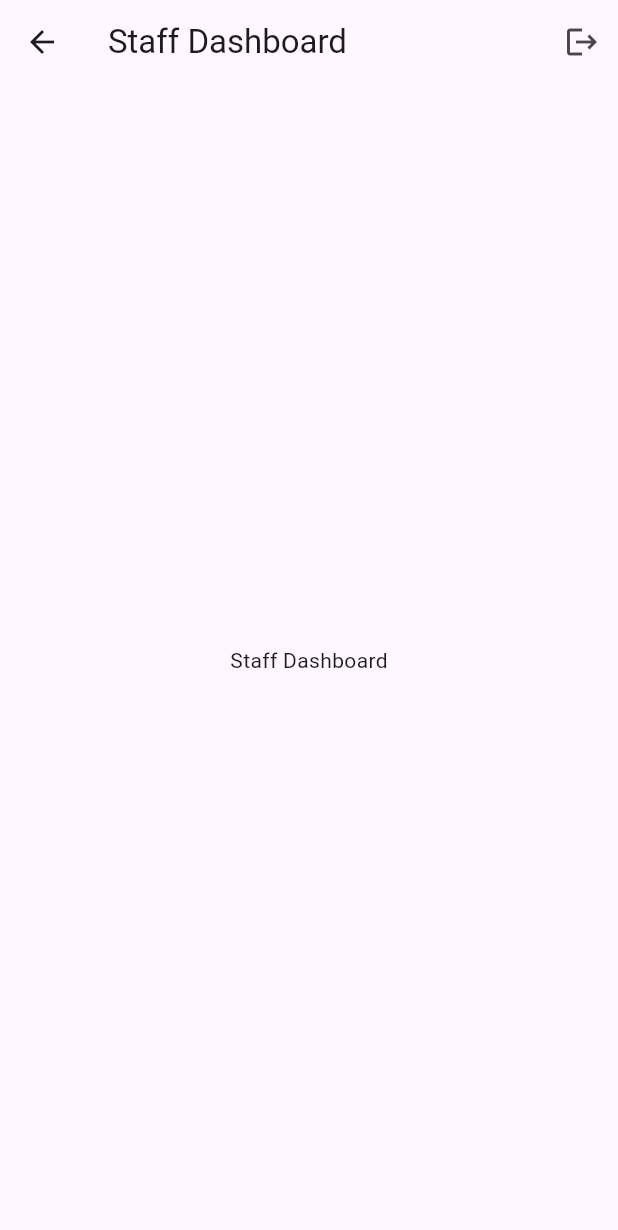
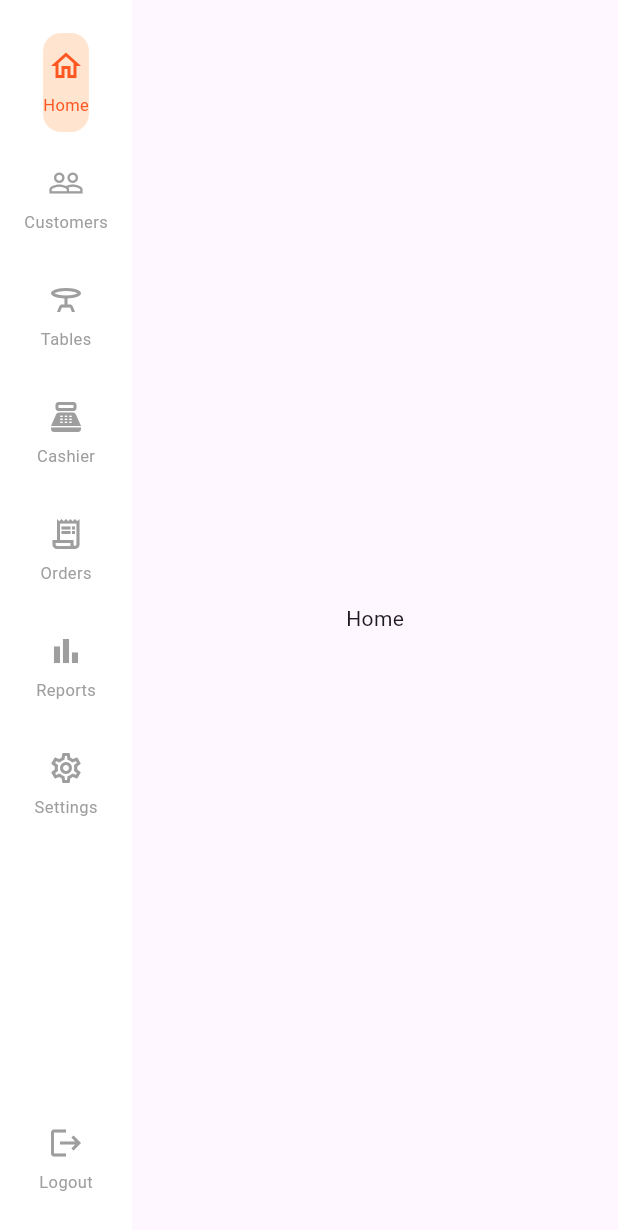
Before and after one commit to Benjoytibzz/mesaPOS-System-sample, a Flutter app: the StaffDashboard screen opened by its route, on a phone screen of 412 x 824 dp. Shown: the top 1230 px of the screen. Run offline on Flutter 3.47's test engine with Material 3 defaults, Android fonts, the phone set to English and light mode, and no system bars; our stand-ins replace image_picker, sqflite; missing offline and left inert: encrypt; accounts and stored records are empty.

Commit message:
Add initial staff-pos-dashboard

```diff
--- a/mesapos/lib/core/features/staff/staff_dashboard.dart
+++ b/mesapos/lib/core/features/staff/staff_dashboard.dart
@@ -1,29 +1,55 @@
 import 'package:flutter/material.dart';
-import '../../services/logout_service.dart';
+import '../widgets/staff_sidebar.dart';
 
-class StaffDashboard extends StatelessWidget {
+class StaffDashboard extends StatefulWidget {
   const StaffDashboard({super.key});
 
   @override
+  State<StaffDashboard> createState() => _StaffDashboardState();
+}
+
+class _StaffDashboardState extends State<StaffDashboard> {
+  int _index = 0;
+
+  @override
   Widget build(BuildContext context) {
-    return WillPopScope(
-      onWillPop: () async => false, // 🔒 disables back button
-      child: Scaffold(
-        appBar: AppBar(
-          title: const Text('Staff Dashboard'),
-          actions: [
-            IconButton(
-              icon: const Icon(Icons.logout),
-              onPressed: () {
-                LogoutService.logout(context);
-              },
-            ),
-          ],
-        ),
-        body: const Center(
-          child: Text('Staff Dashboard'),
-        ),
+    return Scaffold(
+      body: Row(
+        children: [
+          PosSidebar(
+            selectedIndex: _index,
+            onSelect: (i) {
+              if (i == -1) {
+                // logout logic
+                return;
+              }
+              setState(() => _index = i);
+            },
+          ),
+          Expanded(child: _content()),
+        ],
       ),
     );
   }
+
+  Widget _content() {
+    switch (_index) {
+      case 0:
+        return const Center(child: Text('Home'));
+      case 1:
+        return const Center(child: Text('Customers'));
+      case 2:
+        return const Center(child: Text('Tables'));
+      case 3:
+        return const Center(child: Text('Cashier'));
+      case 4:
+        return const Center(child: Text('Orders'));
+      case 5:
+        return const Center(child: Text('Reports'));
+      case 6:
+        return const Center(child: Text('Settings'));
+      default:
+        return const SizedBox();
+    }
+  }
 }
--- /dev/null
+++ b/mesapos/lib/core/features/widgets/staff_sidebar.dart
@@ -0,0 +1,79 @@
+import 'package:flutter/material.dart';
+
+class PosSidebar extends StatelessWidget {
+  final int selectedIndex;
+  final ValueChanged<int> onSelect;
+
+  const PosSidebar({
+    super.key,
+    required this.selectedIndex,
+    required this.onSelect,
+  });
+
+  @override
+  @override
+Widget build(BuildContext context) {
+  return Container(
+    width: 88,
+    color: Colors.white,
+    child: SafeArea(
+      child: Column(
+        children: [
+          Expanded(
+            child: SingleChildScrollView(
+              child: Column(
+                children: [
+                  const SizedBox(height: 16),
+
+                  _item(Icons.home_outlined, 'Home', 0),
+                  _item(Icons.people_outline, 'Customers', 1),
+                  _item(Icons.table_bar_outlined, 'Tables', 2),
+                  _item(Icons.point_of_sale_outlined, 'Cashier', 3),
+                  _item(Icons.receipt_long_outlined, 'Orders', 4),
+                  _item(Icons.bar_chart_outlined, 'Reports', 5),
+                  _item(Icons.settings_outlined, 'Settings', 6),
+
+                  const SizedBox(height: 16),
+                ],
+              ),
+            ),
+          ),
+
+          // Bottom-fixed logout
+          _item(Icons.logout, 'Logout', -1),
+          const SizedBox(height: 12),
+        ],
+      ),
+    ),
+  );
+}
+
+  Widget _item(IconData icon, String label, int index) {
+    final active = selectedIndex == index;
+
+    return InkWell(
+      onTap: () => onSelect(index),
+      child: Container(
+        margin: const EdgeInsets.symmetric(vertical: 6),
+        padding: const EdgeInsets.symmetric(vertical: 10),
+        decoration: BoxDecoration(
+          color: active ? const Color(0xFFFFE5D0) : Colors.transparent,
+          borderRadius: BorderRadius.circular(12),
+        ),
+        child: Column(
+          children: [
+            Icon(icon, color: active ? Colors.deepOrange : Colors.grey),
+            const SizedBox(height: 6),
+            Text(
+              label,
+              style: TextStyle(
+                fontSize: 11,
+                color: active ? Colors.deepOrange : Colors.grey,
+              ),
+            ),
+          ],
+        ),
+      ),
+    );
+  }
+}
```
